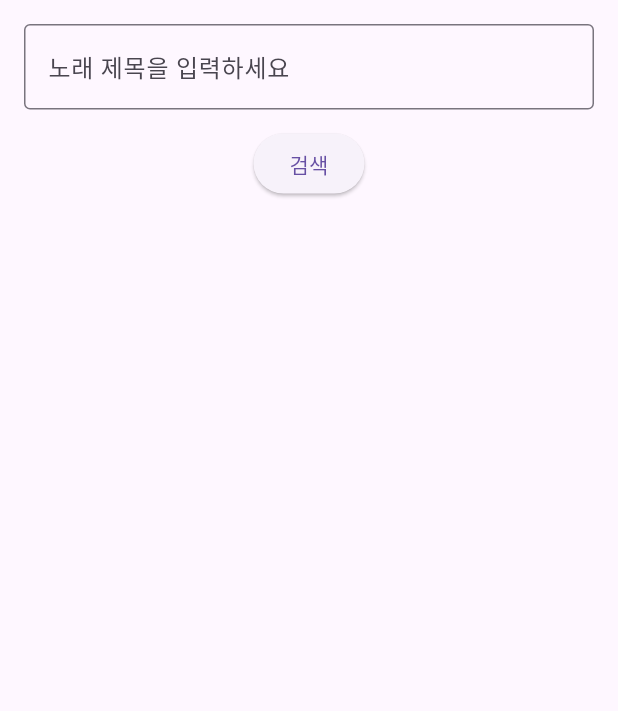
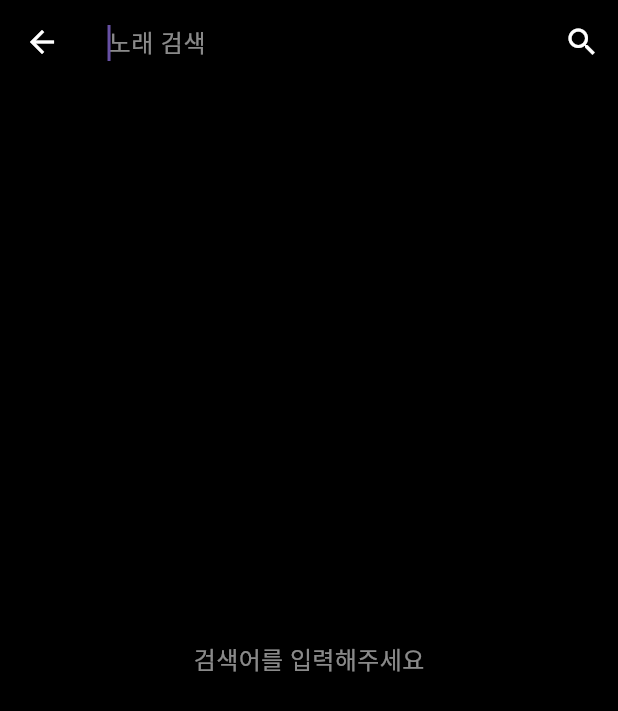
Before and after one commit to jhw030306/wym, a Flutter app: the SearchPage screen opened directly, on a phone screen of 412 x 824 dp. Shown: the top 711 px of the screen. Run offline on Flutter 3.47's test engine with Material 3 defaults, Android fonts, the light colour scheme and no system bars.

Commit message:
refactor(search) : 검색창 ui 및 구조 수정

```diff
--- /dev/null
+++ b/lib/features/search/search_page.dart
@@ -0,0 +1,95 @@
+import 'package:flutter/material.dart';
+
+class SearchPage extends StatefulWidget {
+  const SearchPage({super.key});
+
+  @override
+  State<SearchPage> createState() => _SearchPageState();
+}
+
+class _SearchPageState extends State<SearchPage> {
+  final TextEditingController _controller = TextEditingController();
+
+  List<Map<String, String>> searchResults = [];
+
+  void _onSearch() {
+    setState(() {
+      searchResults = [
+        {"title": "영웅", "artist": "NCT 127", "image": ""},
+        {"title": "Chewing Gum", "artist": "NCT dream", "image": ""},
+        {"title": "Ditto", "artist": "NewJeans", "image": ""},
+      ];
+    });
+  }
+
+  @override
+  Widget build(BuildContext context) {
+    return Scaffold(
+      backgroundColor: Colors.black,
+      appBar: AppBar(
+        backgroundColor: Colors.black,
+        elevation: 0,
+        leading: IconButton(
+          icon: const Icon(Icons.arrow_back, color: Colors.white),
+          onPressed: () => Navigator.pop(context),
+        ),
+        title: TextField(
+          controller: _controller,
+          autofocus: true,
+          style: const TextStyle(color: Colors.white),
+          decoration: InputDecoration(
+            hintText: "노래 검색",
+            hintStyle: TextStyle(color: Colors.white54),
+            border: InputBorder.none,
+          ),
+        ),
+        actions: [
+          IconButton(
+            icon: const Icon(Icons.search, color: Colors.white),
+            onPressed: _onSearch,
+          ),
+        ],
+      ),
+      body: searchResults.isEmpty ? _buildEmptyState() : _buildSearchResults(),
+    );
+  }
+
+  Widget _buildEmptyState() {
+    return const Center(
+      child: Text(
+        "검색어를 입력해주세요",
+        style: TextStyle(color: Colors.white54, fontSize: 16),
+      ),
+    );
+  }
+
+  Widget _buildSearchResults() {
+    return ListView.builder(
+      itemCount: searchResults.length,
+      itemBuilder: (context, index) {
+        final item = searchResults[index];
+
+        return ListTile(
+          leading: Container(
+            width: 50,
+            height: 50,
+            decoration: BoxDecoration(
+              color: Colors.white12,
+              borderRadius: BorderRadius.circular(8),
+            ),
+            child: const Icon(Icons.music_note, color: Colors.white70),
+          ),
+          title: Text(
+            item["title"]!,
+            style: const TextStyle(color: Colors.white),
+          ),
+          subtitle: Text(
+            item["artist"]!,
+            style: const TextStyle(color: Colors.white70),
+          ),
+          onTap: () {},
+        );
+      },
+    );
+  }
+}
--- a/lib/features/search/widgets/search_page.dart
+++ /dev/null
@@ -1,41 +0,0 @@
-import 'package:flutter/material.dart';
-
-class SearchPage extends StatefulWidget {
-  const SearchPage({super.key});
-
-  @override
-  State<SearchPage> createState() => _SearchPageState();
-}
-
-class _SearchPageState extends State<SearchPage> {
-  final TextEditingController _searchController = TextEditingController();
-
-  void _onSearch() {
-    String query = _searchController.text;
-    print("검색어: $query");
-  }
-
-  @override
-  Widget build(BuildContext context) {
-    return Padding(
-      padding: const EdgeInsets.all(16.0),
-      child: Column(
-        children: [
-          TextField(
-            controller: _searchController,
-            decoration: InputDecoration(
-              hintText: "노래 제목을 입력하세요",
-              border: OutlineInputBorder(),
-            ),
-          ),
-
-          const SizedBox(height: 12),
-
-          ElevatedButton(onPressed: _onSearch, child: const Text("검색")),
-
-          const SizedBox(height: 20),
-        ],
-      ),
-    );
-  }
-}
```
Also changed, not shown: lib/features/home/home_page.dart (+7 -1 lines), lib/features/search/search_view.dart (deleted, +0 -11 lines), lib/features/search/widgets/search_result_item.dart (deleted, +0 -19 lines), lib/features/result/result_view.dart (deleted), lib/features/result/widgets/recommended_item.dart (deleted).
